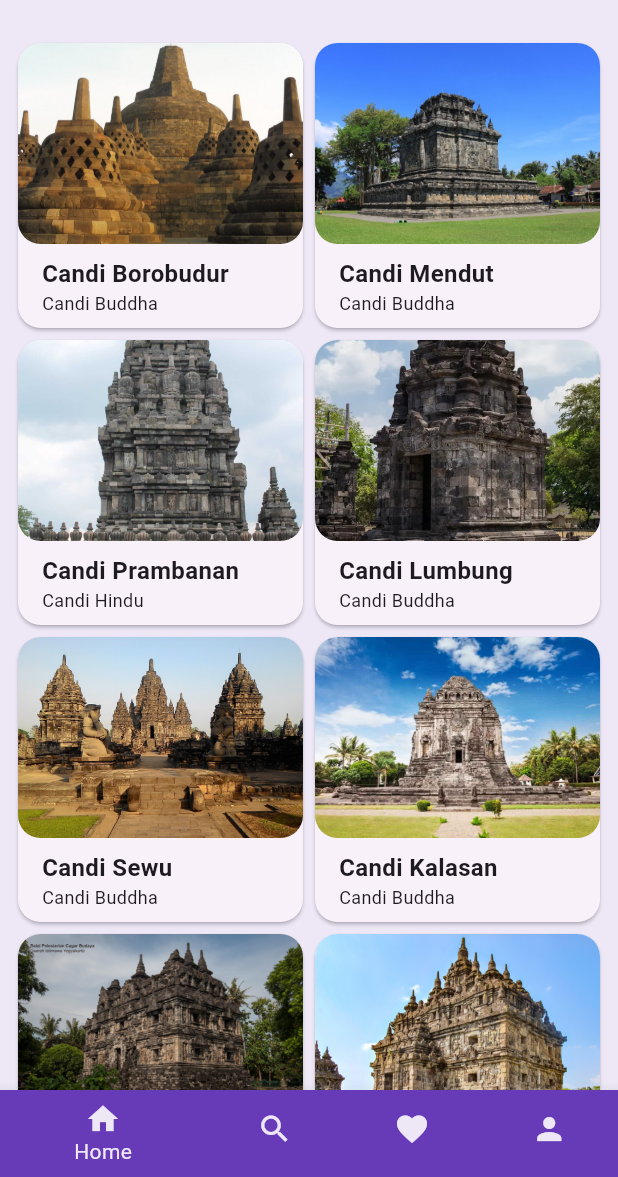
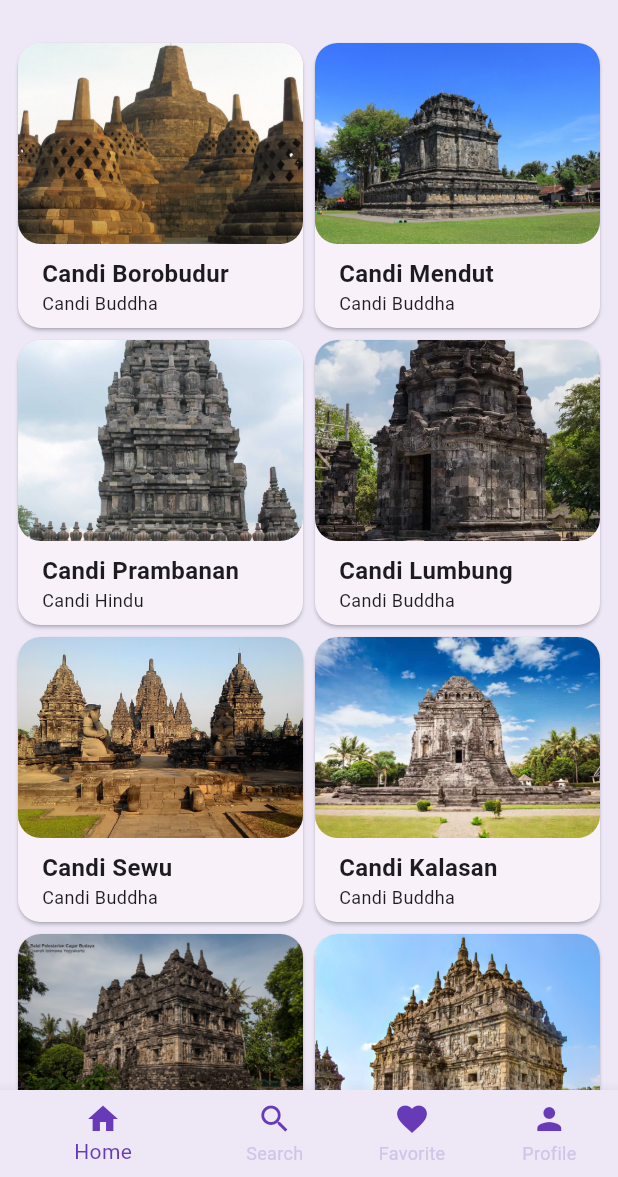
Before and after one commit to rhmdfrds1212/wisata_candi_rahmadfirdaus, a Flutter app: the screen it shows after launch, on a phone screen of 412 x 824 dp, the part 59-1236 px from its top. Run offline on Flutter 3.47's test engine with Material 3 defaults, Android fonts, the phone set to English and light mode, and no system bars; our stand-ins replace cached_network_image.

Commit message:
update route and navigation

```diff
--- a/lib/main.dart
+++ b/lib/main.dart
@@ -18,6 +18,7 @@ class MyApp extends StatelessWidget {
   @override
   Widget build(BuildContext context) {
     return MaterialApp(
+      debugShowCheckedModeBanner: false,
       title: 'Wisata Candi',
       theme: ThemeData(
         appBarTheme: const AppBarTheme(
@@ -71,30 +72,32 @@ class _MainScreenState extends State<MainScreen> {
         ),
         child: BottomNavigationBar(
           currentIndex: _currentIndex,
-          onTap: _onItemTapped,
+          onTap: (index) {
+            setState(() {
+              _currentIndex = index;
+            });
+          },
           items: const [
             BottomNavigationBarItem(
-              icon: Icon(Icons.home),
+              icon: Icon(Icons.home, color: Colors.deepPurple,),
               label: 'Home',
-              backgroundColor: Colors.deepPurple,
             ),
             BottomNavigationBarItem(
-              icon: Icon(Icons.search),
+              icon: Icon(Icons.search, color: Colors.deepPurple,),
               label: 'Search',
-              backgroundColor: Colors.deepPurple,
             ),
             BottomNavigationBarItem(
-              icon: Icon(Icons.favorite),
+              icon: Icon(Icons.favorite, color: Colors.deepPurple,),
               label: 'Favorite',
-              backgroundColor: Colors.deepPurple,
             ),
             BottomNavigationBarItem(
-              icon: Icon(Icons.person),
+              icon: Icon(Icons.person, color: Colors.deepPurple,),
               label: 'Profile',
-              backgroundColor: Colors.deepPurple,
             ),
           ],
-
+          selectedItemColor: Colors.deepPurple,
+          unselectedItemColor: Colors.deepPurple[100],
+          showUnselectedLabels: true,
         ),
       ),
     );
--- /dev/null
+++ b/lib/navigation/home_screen.dart
@@ -0,0 +1,22 @@
+import 'package:flutter/material.dart';
+
+class HomeScreen extends StatelessWidget {
+  const HomeScreen ({super.key});
+
+  @override
+  Widget build(BuildContext context) {
+    return Scaffold(
+      appBar: AppBar(
+        title: const Text('Home Screen'),
+      ),
+      body: Center(
+        child: ElevatedButton(
+            onPressed: (){
+              Navigator.pushNamed(context, '/second');
+            },
+            child: const Text('Go To Second Screen'),
+        ),
+      ),
+    );
+  }
+}
--- a/lib/screens/favorite_screen.dart
+++ b/lib/screens/favorite_screen.dart
@@ -10,7 +10,6 @@ class FavoriteScreen extends StatefulWidget {
 class _FavoriteScreenState extends State<FavoriteScreen> {
   @override
   Widget build(BuildContext context) {
-    return const Placeholder(
-    );
+    return const Placeholder();
   }
 }
```
Also changed, not shown: lib/navigation/main.dart (added, +17 -0 lines), lib/navigation/second_screen.dart (added, +24 -0 lines), lib/screens/sign_up_screen.dart (added).
